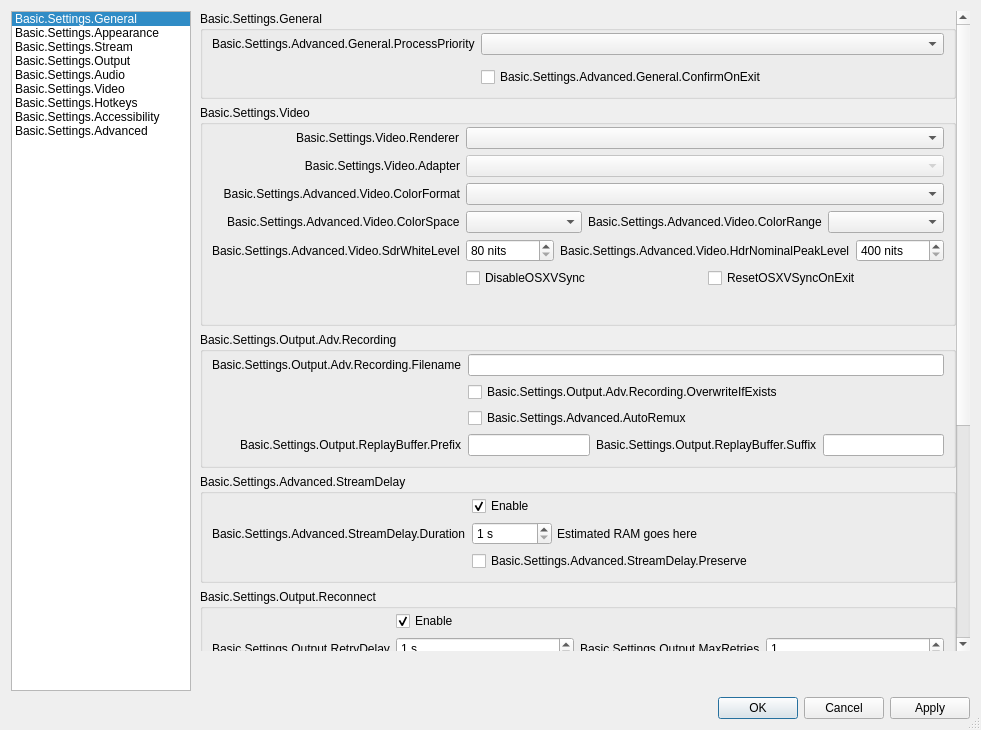
Old version of the form UI/forms/OBSBasicSettings.ui in the repository obsproject/obs-studio.
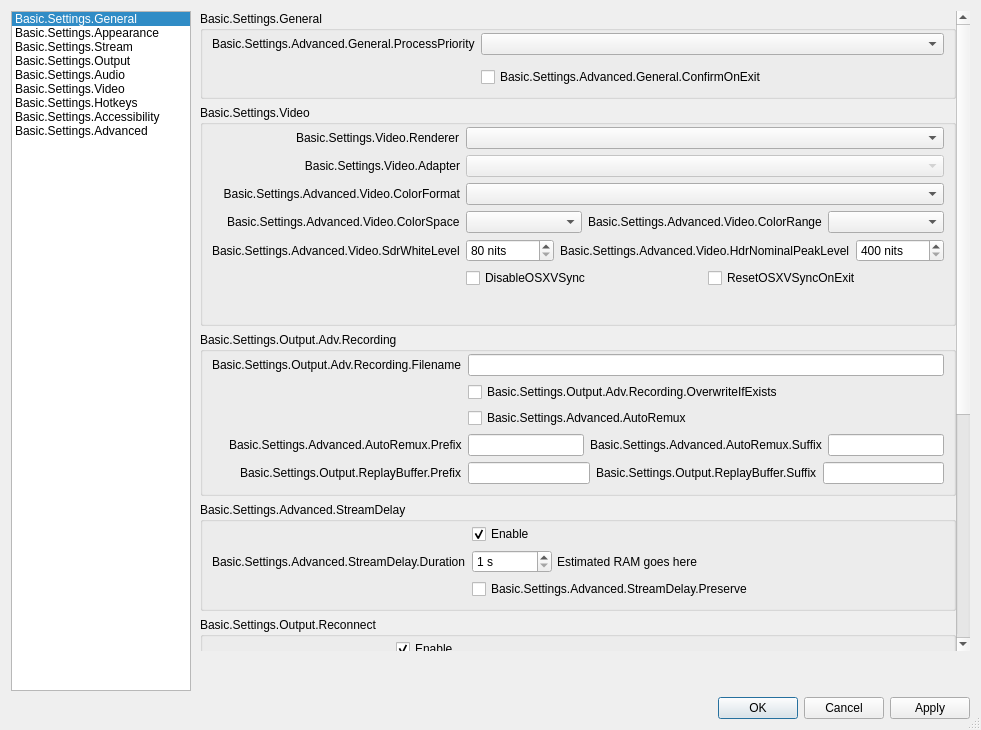
New version of the form. The open tabs and pages were chosen to show the change. Icons and pictures are not drawn. Custom widgets are drawn as their Qt base class.

Commit message: UI: Add prefix and suffix for remux

```diff
--- a/UI/forms/OBSBasicSettings.ui
+++ b/UI/forms/OBSBasicSettings.ui
@@ -7918,7 +7918,49 @@
                      </property>
                     </widget>
                    </item>
+                   <item row="3" column="0">
+                    <widget class="QLabel" name="label_68">
+                     <property name="text">
+                      <string>Basic.Settings.Advanced.AutoRemux.Prefix</string>
+                     </property>
+                     <property name="buddy">
+                      <cstring>remuxPrefix</cstring>
+                     </property>
+                    </widget>
+                   </item>
                    <item row="3" column="1">
+                    <layout class="QHBoxLayout" name="horizontalLayout_33">
+                     <property name="leftMargin">
+                      <number>0</number>
+                     </property>
+                     <property name="topMargin">
+                      <number>0</number>
+                     </property>
+                     <property name="rightMargin">
+                      <number>0</number>
+                     </property>
+                     <property name="bottomMargin">
+                      <number>0</number>
+                     </property>
+                     <item>
+                      <widget class="QLineEdit" name="remuxPrefix"/>
+                     </item>
+                     <item>
+                      <widget class="QLabel" name="label_69">
+                       <property name="text">
+                        <string>Basic.Settings.Advanced.AutoRemux.Suffix</string>
+                       </property>
+                       <property name="buddy">
+                        <cstring>remuxSuffix</cstring>
+                       </property>
+                      </widget>
+                     </item>
+                     <item>
+                      <widget class="QLineEdit" name="remuxSuffix"/>
+                     </item>
+                    </layout>
+                   </item>
+                   <item row="4" column="1">
                     <layout class="QHBoxLayout" name="horizontalLayout_14">
                      <property name="leftMargin">
                       <number>0</number>
@@ -7950,7 +7992,7 @@
                      </item>
                     </layout>
                    </item>
-                   <item row="3" column="0">
+                   <item row="4" column="0">
                     <widget class="QLabel" name="label_57">
                      <property name="text">
                       <string>Basic.Settings.Output.ReplayBuffer.Prefix</string>
```
Left out of the diff: 2 changed lines with no effect on the pictures. The commit also changes 5 other files.
